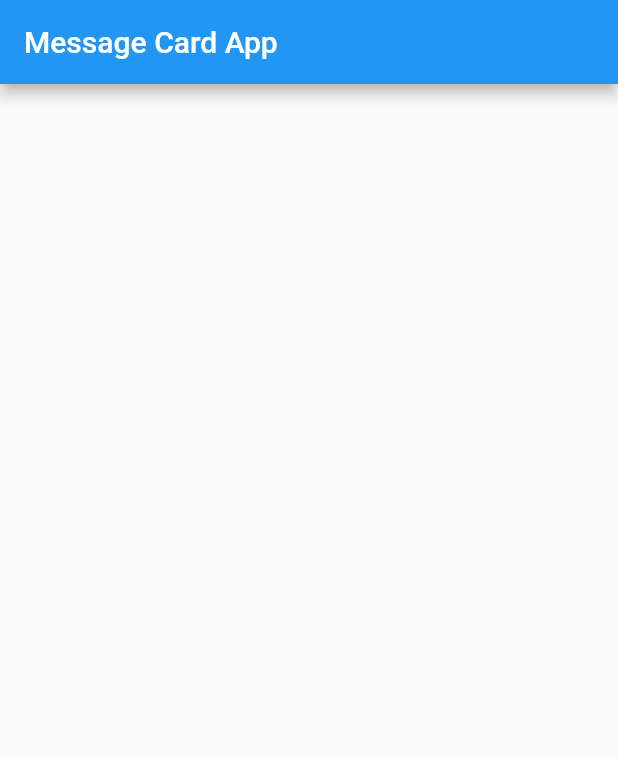
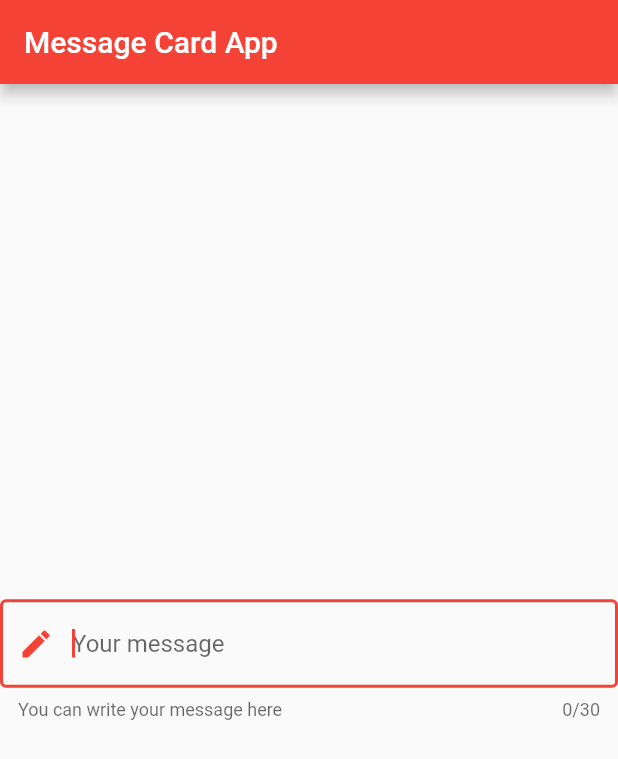
Before and after one commit to poudelmadhav/messagecardapp, a Flutter app: the screen it shows after launch, on a phone screen of 412 x 824 dp. Shown: the top 759 px of the screen. Run offline on Flutter 3.47's test engine with Material 2 defaults, Android fonts, the phone set to English and light mode, and no system bars.

Commit message:
TextField widget

```diff
--- a/lib/main.dart
+++ b/lib/main.dart
@@ -8,9 +8,25 @@ class MyApp extends StatelessWidget {
     return MaterialApp(
       title: "Message Card App",
       debugShowCheckedModeBanner: false,
+      theme: ThemeData(
+        primarySwatch: Colors.red,
+      ),
       home: Scaffold(
         appBar: AppBar(
           title: Text("Message Card App"),
+        ),
+        body: Center(
+          child: TextField(
+            maxLength: 30,
+            autofocus: true,
+            obscureText: true,
+            decoration: InputDecoration(
+              hintText: "Your message",
+              helperText: "You can write your message here",
+              border: OutlineInputBorder(),
+              prefixIcon: Icon(Icons.edit),
+            ),
+          ),
         ),
       ),
     );
```
